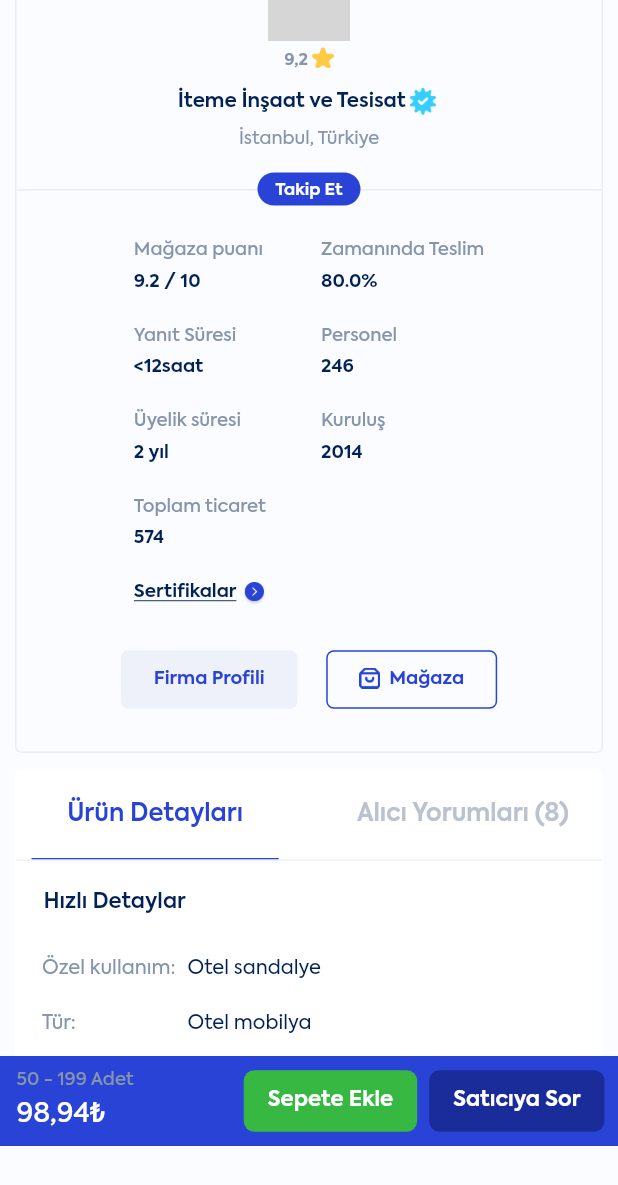
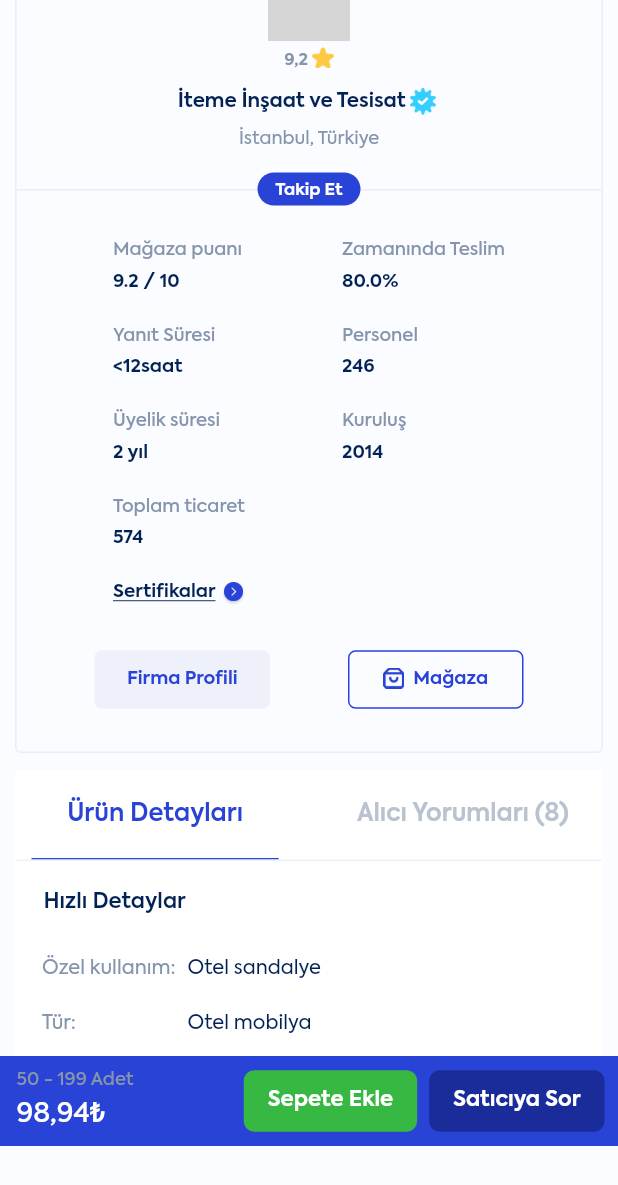
Before and after one commit to ozgun-kara/b2geta_mobile, a Flutter app: the ProductDetailSubpage screen opened directly, scrolled down 1152 dp, on a phone screen of 412 x 824 dp. Shown: the top 1185 px of the screen. Run offline on Flutter 3.47's test engine with Material 2 defaults, Android fonts, the phone set to English and light mode, and no system bars; our stand-ins replace dropdown_button2, flutter_switch, get, get_it, get_storage, percent_indicator and 2 more; accounts and stored records are empty; network calls fail; grey boxes are pictures that could not be loaded.

Commit message:
Marketplace Page have modified

```diff
--- a/lib/views/marketplace/subpages/product_detail_subpage.dart
+++ b/lib/views/marketplace/subpages/product_detail_subpage.dart
@@ -433,7 +433,8 @@ class _ProductDetailSubpageState extends State<ProductDetailSubpage> {
                                     mainAxisAlignment:
                                         MainAxisAlignment.spaceBetween,
                                     children: [
-                                      Text(
+                                      Expanded(
+                                        child: Text(
                                           "50 - 199 Adet",
                                           style: TextStyle(
                                             fontSize: 11,
@@ -446,6 +447,7 @@ class _ProductDetailSubpageState extends State<ProductDetailSubpage> {
                                                         0
                                                     ? AppTheme.white30
                                                     : AppTheme.white15,
+                                          ),
                                         ),
                                       ),
                                       Text(
@@ -497,7 +499,8 @@ class _ProductDetailSubpageState extends State<ProductDetailSubpage> {
                                     mainAxisAlignment:
                                         MainAxisAlignment.spaceBetween,
                                     children: [
-                                      Text(
+                                      Expanded(
+                                        child: Text(
                                           "200 - 499 Adet",
                                           style: TextStyle(
                                             fontSize: 11,
@@ -510,6 +513,7 @@ class _ProductDetailSubpageState extends State<ProductDetailSubpage> {
                                                         1
                                                     ? AppTheme.white30
                                                     : AppTheme.white15,
+                                          ),
                                         ),
                                       ),
                                       Text(
@@ -561,7 +565,8 @@ class _ProductDetailSubpageState extends State<ProductDetailSubpage> {
                                     mainAxisAlignment:
                                         MainAxisAlignment.spaceBetween,
                                     children: [
-                                      Text(
+                                      Expanded(
+                                        child: Text(
                                           "500 - 999 Adet",
                                           style: TextStyle(
                                             fontSize: 11,
@@ -574,6 +579,7 @@ class _ProductDetailSubpageState extends State<ProductDetailSubpage> {
                                                         2
                                                     ? AppTheme.white30
                                                     : AppTheme.white15,
+                                          ),
                                         ),
                                       ),
                                       Text(
@@ -625,7 +631,8 @@ class _ProductDetailSubpageState extends State<ProductDetailSubpage> {
                                     mainAxisAlignment:
                                         MainAxisAlignment.spaceBetween,
                                     children: [
-                                      Text(
+                                      Expanded(
+                                        child: Text(
                                           ">= 1000 Adet",
                                           style: TextStyle(
                                             fontSize: 11,
@@ -638,6 +645,7 @@ class _ProductDetailSubpageState extends State<ProductDetailSubpage> {
                                                         3
                                                     ? AppTheme.white30
                                                     : AppTheme.white15,
+                                          ),
                                         ),
                                       ),
                                       Text(
@@ -1448,11 +1456,10 @@ class _ProductDetailSubpageState extends State<ProductDetailSubpage> {
                                           ? AppTheme.white21
                                           : AppTheme.black18),
                                   Padding(
-                                    padding:
-                                        EdgeInsets.fromLTRB(60, 30, 60, 24),
+                                    padding: EdgeInsets.fromLTRB(0, 30, 0, 24),
                                     child: Row(
                                       mainAxisAlignment:
-                                          MainAxisAlignment.spaceAround,
+                                          MainAxisAlignment.spaceEvenly,
                                       crossAxisAlignment:
                                           CrossAxisAlignment.start,
                                       children: [
@@ -1745,13 +1752,13 @@ class _ProductDetailSubpageState extends State<ProductDetailSubpage> {
                                     ),
                                   ),
                                   Padding(
-                                    padding: EdgeInsets.fromLTRB(60, 0, 60, 24),
+                                    padding: EdgeInsets.fromLTRB(0, 0, 0, 24),
                                     child: Row(
                                       mainAxisAlignment:
-                                          MainAxisAlignment.spaceAround,
+                                          MainAxisAlignment.spaceEvenly,
                                       children: [
                                         ButtonTheme(
-                                          // minWidth: double.minPositive,
+                                          minWidth: 117,
                                           height: 39,
                                           child: MaterialButton(
                                               color: Provider.of<ThemeProvider>(
@@ -1766,8 +1773,6 @@ class _ProductDetailSubpageState extends State<ProductDetailSubpage> {
                                                 borderRadius: BorderRadius.all(
                                                     Radius.circular(5)),
                                               ),
-                                              padding: EdgeInsets.fromLTRB(
-                                                  22, 0, 22, 0),
                                               child: Text(
                                                 "Firma Profili",
                                                 style: TextStyle(
@@ -1787,7 +1792,7 @@ class _ProductDetailSubpageState extends State<ProductDetailSubpage> {
                                               onPressed: () {}),
                                         ),
                                         ButtonTheme(
-                                          // minWidth: double.minPositive,
+                                          minWidth: 117,
                                           height: 39,
                                           child: MaterialButton(
                                               color: Colors.transparent,
@@ -1805,8 +1810,6 @@ class _ProductDetailSubpageState extends State<ProductDetailSubpage> {
                                                             ? AppTheme.blue2
                                                             : AppTheme.blue5),
                                               ),
-                                              padding: EdgeInsets.fromLTRB(
-                                                  22, 0, 22, 0),
                                               child: Row(
                                                 children: [
                                                   Padding(
```
Lines whose indentation alone changed are shown as unchanged.
